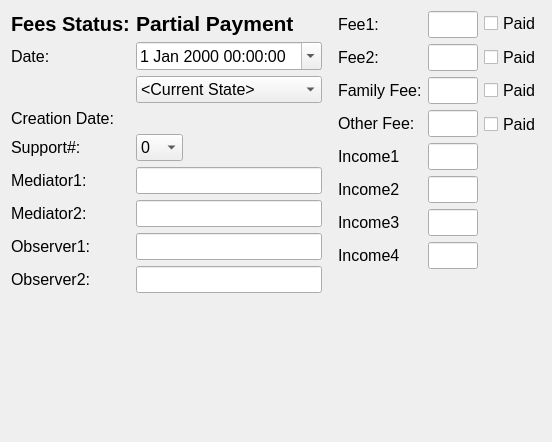
The window that drc/gui/mediationsessionform.ui (lansdon/cpts483_drc) describes before a commit, drawn with Qt 5.
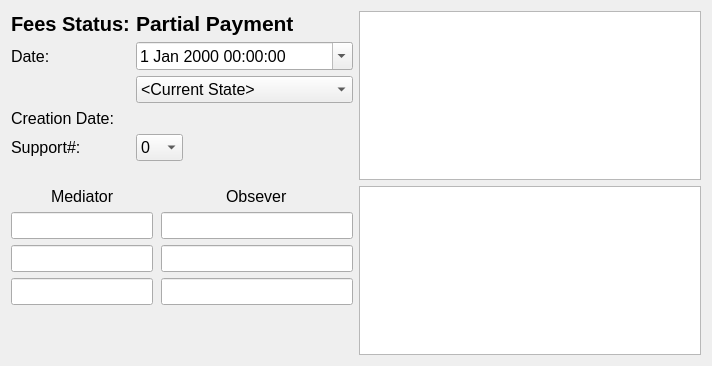
The same window after the commit.

What changed in the file:
```diff
--- a/drc/gui/mediationsessionform.ui
+++ b/drc/gui/mediationsessionform.ui
@@ -6,8 +6,8 @@
    <rect>
     <x>0</x>
     <y>0</y>
-    <width>552</width>
-    <height>442</height>
+    <width>712</width>
+    <height>366</height>
    </rect>
   </property>
   <property name="sizePolicy">
@@ -36,6 +36,8 @@
   <property name="windowTitle">
    <string>Mediation Session</string>
   </property>
+  <layout class="QVBoxLayout" name="verticalLayout">
+   <item>
   <layout class="QHBoxLayout" name="horizontalLayout">
    <item>
     <layout class="QFormLayout" name="formLayout">
@@ -45,6 +47,20 @@
      <property name="fieldGrowthPolicy">
       <enum>QFormLayout::AllNonFixedFieldsGrow</enum>
      </property>
+       <item row="0" column="0">
+        <widget class="QLabel" name="FeesPaidLabel">
+         <property name="font">
+          <font>
+           <pointsize>15</pointsize>
+           <weight>75</weight>
+           <bold>true</bold>
+          </font>
+         </property>
+         <property name="text">
+          <string>Fees Status:</string>
+         </property>
+        </widget>
+       </item>
      <item row="0" column="1">
       <widget class="QLabel" name="feePaidDisplayLabel">
        <property name="font">
@@ -89,19 +105,6 @@
        </property>
       </widget>
      </item>
-     <item row="2" column="0">
-      <spacer name="horizontalSpacer">
-       <property name="orientation">
-        <enum>Qt::Horizontal</enum>
-       </property>
-       <property name="sizeHint" stdset="0">
-        <size>
-         <width>40</width>
-         <height>20</height>
-        </size>
-       </property>
-      </spacer>
-     </item>
      <item row="2" column="1">
       <widget class="QComboBox" name="stateComboBox">
        <property name="minimumSize">
@@ -237,435 +240,129 @@
        </item>
       </widget>
      </item>
-     <item row="5" column="0">
-      <widget class="QLabel" name="label_6">
-       <property name="font">
-        <font>
-         <pointsize>12</pointsize>
-        </font>
-       </property>
-       <property name="text">
-        <string>Mediator1:</string>
-       </property>
-      </widget>
-     </item>
-     <item row="5" column="1">
-      <widget class="QLineEdit" name="MediatorLineEdit">
-       <property name="minimumSize">
-        <size>
-         <width>100</width>
-         <height>0</height>
-        </size>
-       </property>
-       <property name="font">
-        <font>
-         <pointsize>12</pointsize>
-        </font>
-       </property>
-      </widget>
-     </item>
-     <item row="6" column="0">
-      <widget class="QLabel" name="label_7">
-       <property name="font">
-        <font>
-         <pointsize>12</pointsize>
-        </font>
-       </property>
-       <property name="text">
-        <string>Mediator2:</string>
-       </property>
-      </widget>
-     </item>
-     <item row="6" column="1">
-      <widget class="QLineEdit" name="Mediator2LineEdit">
-       <property name="font">
-        <font>
-         <pointsize>12</pointsize>
-        </font>
-       </property>
-      </widget>
-     </item>
-     <item row="7" column="0">
-      <widget class="QLabel" name="label_8">
-       <property name="font">
-        <font>
-         <pointsize>12</pointsize>
-        </font>
-       </property>
-       <property name="text">
-        <string>Observer1:</string>
-       </property>
-      </widget>
-     </item>
-     <item row="7" column="1">
-      <widget class="QLineEdit" name="Observe1LineEdit">
-       <property name="minimumSize">
-        <size>
-         <width>100</width>
-         <height>0</height>
-        </size>
-       </property>
-       <property name="font">
-        <font>
-         <pointsize>12</pointsize>
-        </font>
-       </property>
-      </widget>
-     </item>
-     <item row="8" column="0">
-      <widget class="QLabel" name="label_9">
-       <property name="font">
-        <font>
-         <pointsize>12</pointsize>
-        </font>
-       </property>
-       <property name="text">
-        <string>Observer2:</string>
-       </property>
-      </widget>
-     </item>
-     <item row="8" column="1">
-      <widget class="QLineEdit" name="Observer2lineEdit">
-       <property name="font">
-        <font>
-         <pointsize>12</pointsize>
-        </font>
-       </property>
-      </widget>
-     </item>
-     <item row="0" column="0">
-      <widget class="QLabel" name="FeesPaidLabel">
-       <property name="font">
-        <font>
-         <pointsize>15</pointsize>
-         <weight>75</weight>
-         <bold>true</bold>
-        </font>
-       </property>
-       <property name="text">
-        <string>Fees Status:</string>
-       </property>
-      </widget>
-     </item>
     </layout>
    </item>
    <item>
-    <spacer name="horizontalSpacer_2">
-     <property name="orientation">
-      <enum>Qt::Horizontal</enum>
-     </property>
-     <property name="sizeHint" stdset="0">
-      <size>
-       <width>40</width>
-       <height>20</height>
-      </size>
-     </property>
-    </spacer>
+      <widget class="QTableWidget" name="feeDiplayTableWidget"/>
+     </item>
+    </layout>
    </item>
    <item>
     <layout class="QHBoxLayout" name="horizontalLayout_2">
-     <property name="sizeConstraint">
-      <enum>QLayout::SetNoConstraint</enum>
-     </property>
      <item>
-      <layout class="QFormLayout" name="formLayout_5">
-       <property name="sizeConstraint">
-        <enum>QLayout::SetNoConstraint</enum>
-       </property>
+      <layout class="QFormLayout" name="formLayout_2">
        <property name="fieldGrowthPolicy">
         <enum>QFormLayout::AllNonFixedFieldsGrow</enum>
        </property>
+       <property name="labelAlignment">
+        <set>Qt::AlignJustify|Qt::AlignVCenter</set>
+       </property>
+       <property name="formAlignment">
+        <set>Qt::AlignLeading|Qt::AlignLeft|Qt::AlignTop</set>
+       </property>
+       <item row="1" column="0">
+        <widget class="QLineEdit" name="Mediator1LineEdit"/>
+       </item>
+       <item row="1" column="1">
+        <widget class="QLineEdit" name="lineEdit_2">
+         <property name="sizePolicy">
+          <sizepolicy hsizetype="Expanding" vsizetype="Fixed">
+           <horstretch>0</horstretch>
+           <verstretch>0</verstretch>
+          </sizepolicy>
+         </property>
+        </widget>
+       </item>
+       <item row="2" column="0">
+        <widget class="QLineEdit" name="lineEdit_3"/>
+       </item>
+       <item row="2" column="1">
+        <widget class="QLineEdit" name="lineEdit_4"/>
+       </item>
+       <item row="3" column="0">
+        <widget class="QLineEdit" name="lineEdit"/>
+       </item>
+       <item row="3" column="1">
+        <widget class="QLineEdit" name="lineEdit_5"/>
+       </item>
        <item row="0" column="0">
+        <layout class="QHBoxLayout" name="horizontalLayout_4">
+         <item>
+          <spacer name="horizontalSpacer">
+           <property name="orientation">
+            <enum>Qt::Horizontal</enum>
+           </property>
+           <property name="sizeHint" stdset="0">
+            <size>
+             <width>40</width>
+             <height>20</height>
+            </size>
+           </property>
+          </spacer>
+         </item>
+         <item>
         <widget class="QLabel" name="label_2">
-         <property name="font">
-          <font>
-           <pointsize>12</pointsize>
-          </font>
-         </property>
          <property name="text">
-          <string>Fee1:</string>
-         </property>
-        </widget>
+            <string>Mediator</string>
+           </property>
+          </widget>
+         </item>
+         <item>
+          <spacer name="horizontalSpacer_2">
+           <property name="orientation">
+            <enum>Qt::Horizontal</enum>
+           </property>
+           <property name="sizeHint" stdset="0">
+            <size>
+             <width>40</width>
+             <height>20</height>
+            </size>
+           </property>
+          </spacer>
+         </item>
+        </layout>
        </item>
        <item row="0" column="1">
-        <widget class="QLineEdit" name="Fee1LineEdit">
-         <property name="minimumSize">
-          <size>
-           <width>50</width>
-           <height>0</height>
-          </size>
-         </property>
-         <property name="maximumSize">
+        <layout class="QHBoxLayout" name="horizontalLayout_5">
+         <item>
+          <spacer name="horizontalSpacer_3">
+           <property name="orientation">
+            <enum>Qt::Horizontal</enum>
+           </property>
+           <property name="sizeHint" stdset="0">
           <size>
-           <width>50</width>
-           <height>16777215</height>
-          </size>
-         </property>
-         <property name="font">
-          <font>
-           <pointsize>12</pointsize>
-          </font>
-         </property>
-        </widget>
-       </item>
-       <item row="1" column="0">
+             <width>40</width>
+             <height>20</height>
+            </size>
+           </property>
+          </spacer>
+         </item>
+         <item>
         <widget class="QLabel" name="label_3">
-         <property name="font">
-          <font>
-           <pointsize>12</pointsize>
-          </font>
-         </property>
          <property name="text">
-          <string>Fee2:</string>
+            <string>Obsever</string>
          </property>
         </widget>
        </item>
-       <item row="1" column="1">
-        <widget class="QLineEdit" name="Fee2LineEdit">
-         <property name="minimumSize">
-          <size>
-           <width>50</width>
-           <height>0</height>
-          </size>
-         </property>
-         <property name="maximumSize">
+         <item>
+          <spacer name="horizontalSpacer_4">
+           <property name="orientation">
+            <enum>Qt::Horizontal</enum>
+           </property>
+           <property name="sizeHint" stdset="0">
           <size>
-           <width>50</width>
-           <height>16777215</height>
-          </size>
-         </property>
-         <property name="font">
-          <font>
-           <pointsize>12</pointsize>
-          </font>
-         </property>
-        </widget>
-       </item>
-       <item row="2" column="0">
-        <widget class="QLabel" name="label_4">
-         <property name="font">
-          <font>
-           <pointsize>12</pointsize>
-          </font>
-         </property>
-         <property name="text">
-          <string>Family Fee:</string>
-         </property>
-        </widget>
-       </item>
-       <item row="2" column="1">
-        <widget class="QLineEdit" name="FamilyFeeLineEdit">
-         <property name="maximumSize">
-          <size>
-           <width>50</width>
-           <height>16777215</height>
-          </size>
-         </property>
-         <property name="font">
-          <font>
-           <pointsize>12</pointsize>
-          </font>
-         </property>
-        </widget>
-       </item>
-       <item row="3" column="0">
-        <widget class="QLabel" name="label_5">
-         <property name="font">
-          <font>
-           <pointsize>12</pointsize>
-          </font>
-         </property>
-         <property name="text">
-          <string>Other Fee:</string>
-         </property>
-        </widget>
-       </item>
-       <item row="3" column="1">
-        <widget class="QLineEdit" name="OtherFeeLineEdit">
-         <property name="maximumSize">
-          <size>
-           <width>50</width>
-           <height>16777215</height>
-          </size>
-         </property>
-         <property name="font">
-          <font>
-           <pointsize>12</pointsize>
-          </font>
-         </property>
-        </widget>
-       </item>
-       <item row="4" column="0">
-        <widget class="QLabel" name="label_11">
-         <property name="text">
-          <string>Income1</string>
-         </property>
-        </widget>
-       </item>
-       <item row="4" column="1">
-        <widget class="QLineEdit" name="incomeFee1LineEdit">
-         <property name="maximumSize">
-          <size>
-           <width>50</width>
-           <height>16777215</height>
-          </size>
-         </property>
-         <property name="font">
-          <font>
-           <pointsize>12</pointsize>
-          </font>
-         </property>
-        </widget>
-       </item>
-       <item row="5" column="0">
-        <widget class="QLabel" name="label_12">
-         <property name="text">
-          <string>Income2</string>
-         </property>
-        </widget>
-       </item>
-       <item row="5" column="1">
-        <widget class="QLineEdit" name="incomeFee2LineEdit">
-         <property name="maximumSize">
-          <size>
-           <width>50</width>
-           <height>16777215</height>
-          </size>
-         </property>
-         <property name="font">
-          <font>
-           <pointsize>12</pointsize>
-          </font>
-         </property>
-        </widget>
-       </item>
-       <item row="6" column="0">
-        <widget class="QLabel" name="label_13">
-         <property name="text">
-          <string>Income3</string>
-         </property>
-        </widget>
-       </item>
-       <item row="6" column="1">
-        <widget class="QLineEdit" name="incomeFeeFamilyLineEdit">
-         <property name="maximumSize">
-          <size>
-           <width>50</width>
-           <height>16777215</height>
-          </size>
-         </property>
-         <property name="font">
-          <font>
-           <pointsize>12</pointsize>
-          </font>
-         </property>
-        </widget>
-       </item>
-       <item row="7" column="0">
-        <widget class="QLabel" name="label_14">
-         <property name="text">
-          <string>Income4</string>
-         </property>
-        </widget>
-       </item>
-       <item row="7" column="1">
-        <widget class="QLineEdit" name="incomeFeeOtherLineEdit">
-         <property name="maximumSize">
-          <size>
-           <width>50</width>
-           <height>16777215</height>
-          </size>
-         </property>
-         <property name="font">
-          <font>
-           <pointsize>12</pointsize>
-          </font>
-         </property>
-        </widget>
-       </item>
+             <width>40</width>
+             <height>20</height>
+            </size>
+           </property>
+          </spacer>
+         </item>
       </layout>
      </item>
     </layout>
    </item>
    <item>
-    <layout class="QFormLayout" name="formLayout_6">
-     <property name="sizeConstraint">
-      <enum>QLayout::SetNoConstraint</enum>
-     </property>
-     <property name="fieldGrowthPolicy">
-      <enum>QFormLayout::FieldsStayAtSizeHint</enum>
-     </property>
-     <item row="1" column="0">
-      <widget class="QCheckBox" name="Fee1PaidCheckBox">
-       <property name="minimumSize">
-        <size>
-         <width>0</width>
-         <height>10</height>
-        </size>
-       </property>
-       <property name="font">
-        <font>
-         <pointsize>12</pointsize>
-        </font>
-       </property>
-       <property name="text">
-        <string>Paid</string>
-       </property>
-      </widget>
-     </item>
-     <item row="2" column="0">
-      <widget class="QCheckBox" name="Fee2PaidCheckBox">
-       <property name="minimumSize">
-        <size>
-         <width>0</width>
-         <height>30</height>
-        </size>
-       </property>
-       <property name="font">
-        <font>
-         <pointsize>12</pointsize>
-        </font>
-       </property>
-       <property name="text">
-        <string>Paid</string>
-       </property>
-      </widget>
-     </item>
-     <item row="3" column="0">
-      <widget class="QCheckBox" name="FamilyFeePaidCheckBox">
-       <property name="minimumSize">
-        <size>
-         <width>0</width>
-         <height>25</height>
-        </size>
-       </property>
-       <property name="font">
-        <font>
-         <pointsize>12</pointsize>
-        </font>
-       </property>
-       <property name="text">
-        <string>Paid</string>
-       </property>
-      </widget>
-     </item>
-     <item row="4" column="0">
-      <widget class="QCheckBox" name="OtherFeePaidCheckBox">
-       <property name="minimumSize">
-        <size>
-         <width>0</width>
-         <height>30</height>
-        </size>
-       </property>
-       <property name="font">
-        <font>
-         <pointsize>12</pointsize>
-        </font>
-       </property>
-       <property name="text">
-        <string>Paid</string>
-       </property>
-      </widget>
+      <widget class="QTableWidget" name="attyAttendTableWidget"/>
      </item>
     </layout>
    </item>
```
Lines whose indentation alone changed are shown as unchanged.
